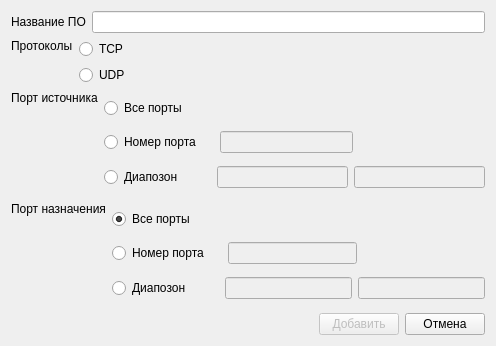
Above: GUI/dialog_window_OP_add.ui from Begzi/Dis before the change. Below: the same form after it.
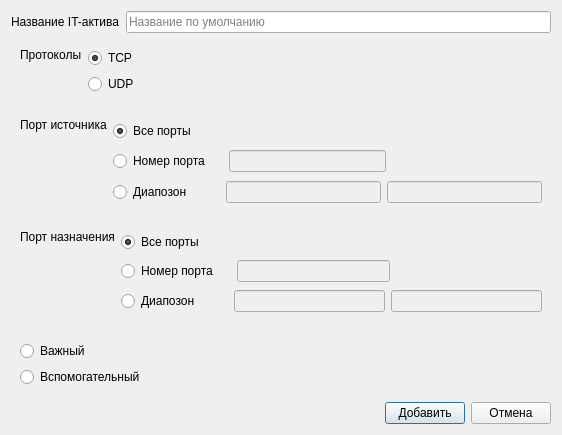
That is the form after the change.

```diff
--- a/GUI/dialog_window_OP_add.ui
+++ b/GUI/dialog_window_OP_add.ui
@@ -6,16 +6,16 @@
    <rect>
     <x>0</x>
     <y>0</y>
-    <width>496</width>
-    <height>346</height>
+    <width>562</width>
+    <height>435</height>
    </rect>
   </property>
   <property name="windowTitle">
    <string>Dialog</string>
   </property>
-  <layout class="QVBoxLayout" name="verticalLayout_7">
+  <layout class="QVBoxLayout" name="verticalLayout_10">
    <item>
-    <layout class="QHBoxLayout" name="horizontalLayout_9">
+    <layout class="QHBoxLayout" name="horizontalLayout_10">
      <item>
       <widget class="QLabel" name="label_4">
        <property name="sizePolicy">
@@ -25,15 +25,22 @@
         </sizepolicy>
        </property>
        <property name="text">
-        <string>Название ПО</string>
+        <string>Название IT-актива</string>
        </property>
       </widget>
      </item>
      <item>
-      <widget class="QLineEdit" name="lineName"/>
+      <widget class="QLineEdit" name="lineName">
+       <property name="placeholderText">
+        <string>Название по умолчанию</string>
+       </property>
+      </widget>
      </item>
     </layout>
    </item>
+   <item>
+    <widget class="QWidget" name="widget" native="true">
+     <layout class="QHBoxLayout" name="horizontalLayout_9">
    <item>
     <layout class="QHBoxLayout" name="horizontalLayout" stretch="1,5">
      <item>
@@ -92,6 +99,12 @@
      </item>
     </layout>
    </item>
+     </layout>
+    </widget>
+   </item>
+   <item>
+    <widget class="QWidget" name="widget_2" native="true">
+     <layout class="QVBoxLayout" name="verticalLayout_7">
    <item>
     <layout class="QHBoxLayout" name="horizontalLayout_6" stretch="0,0">
      <item>
@@ -240,6 +253,12 @@
      </item>
     </layout>
    </item>
+     </layout>
+    </widget>
+   </item>
+   <item>
+    <widget class="QWidget" name="widget_3" native="true">
+     <layout class="QVBoxLayout" name="verticalLayout_8">
    <item>
     <layout class="QHBoxLayout" name="horizontalLayout_7">
      <item>
@@ -387,6 +406,29 @@
       </layout>
      </item>
     </layout>
+      </item>
+     </layout>
+    </widget>
+   </item>
+   <item>
+    <widget class="QWidget" name="widget_4" native="true">
+     <layout class="QVBoxLayout" name="verticalLayout_9">
+      <item>
+       <widget class="QRadioButton" name="radioButton">
+        <property name="text">
+         <string>Важный </string>
+        </property>
+       </widget>
+      </item>
+      <item>
+       <widget class="QRadioButton" name="radioButton_2">
+        <property name="text">
+         <string>Вспомогательный</string>
+        </property>
+       </widget>
+      </item>
+     </layout>
+    </widget>
    </item>
    <item>
     <layout class="QHBoxLayout" name="horizontalLayout_8">
@@ -406,7 +448,7 @@
      <item>
       <widget class="QPushButton" name="pushAdd">
        <property name="enabled">
-        <bool>false</bool>
+        <bool>true</bool>
        </property>
        <property name="text">
         <string>Добавить</string>
```
Left out of the diff: 4 changed lines with no effect on the pictures. Lines whose indentation alone changed are shown as unchanged.
